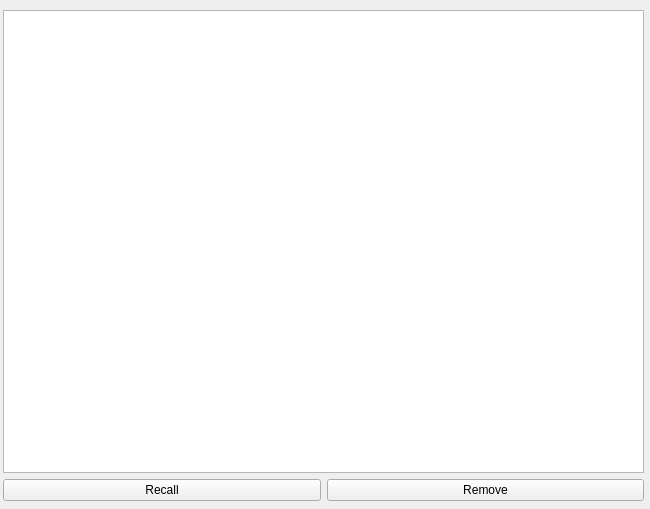
Above: assets/storage.ui from shadezee/ShadeCopy before the change. Below: the same form after it.
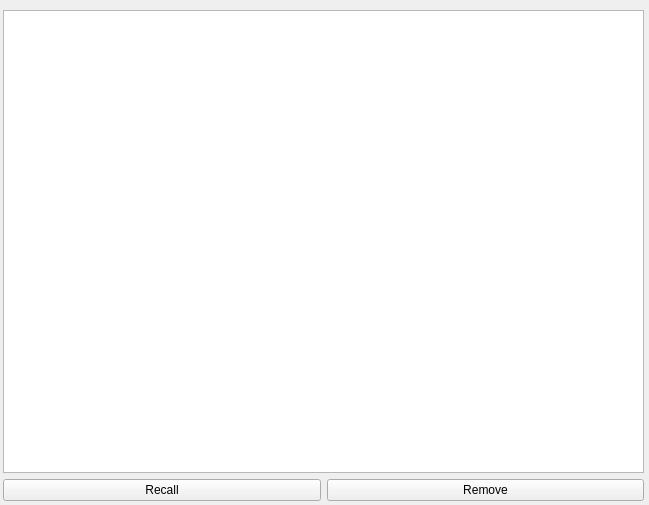
That is the form after the change.

Commit message: add UI related changes for storage feature

The edit to the form file:
```diff
--- a/assets/storage.ui
+++ b/assets/storage.ui
@@ -6,14 +6,32 @@
    <rect>
     <x>0</x>
     <y>0</y>
-    <width>650</width>
-    <height>509</height>
+    <width>649</width>
+    <height>505</height>
    </rect>
   </property>
+  <property name="sizePolicy">
+   <sizepolicy hsizetype="Fixed" vsizetype="Fixed">
+    <horstretch>0</horstretch>
+    <verstretch>0</verstretch>
+   </sizepolicy>
+  </property>
+  <property name="minimumSize">
+   <size>
+    <width>649</width>
+    <height>505</height>
+   </size>
+  </property>
+  <property name="maximumSize">
+   <size>
+    <width>649</width>
+    <height>505</height>
+   </size>
+  </property>
   <property name="windowTitle">
    <string>Storage</string>
   </property>
-  <widget class="QWidget" name="">
+  <widget class="QWidget" name="layoutWidget">
    <property name="geometry">
     <rect>
      <x>3</x>
```
Left out of the diff: 7 changed lines with no effect on the pictures. The commit also changes 6 other files.
